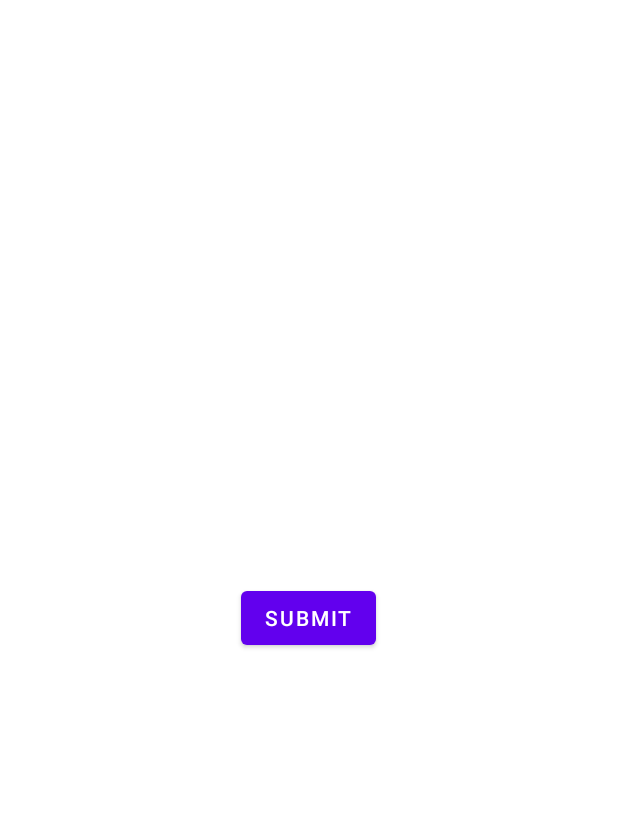
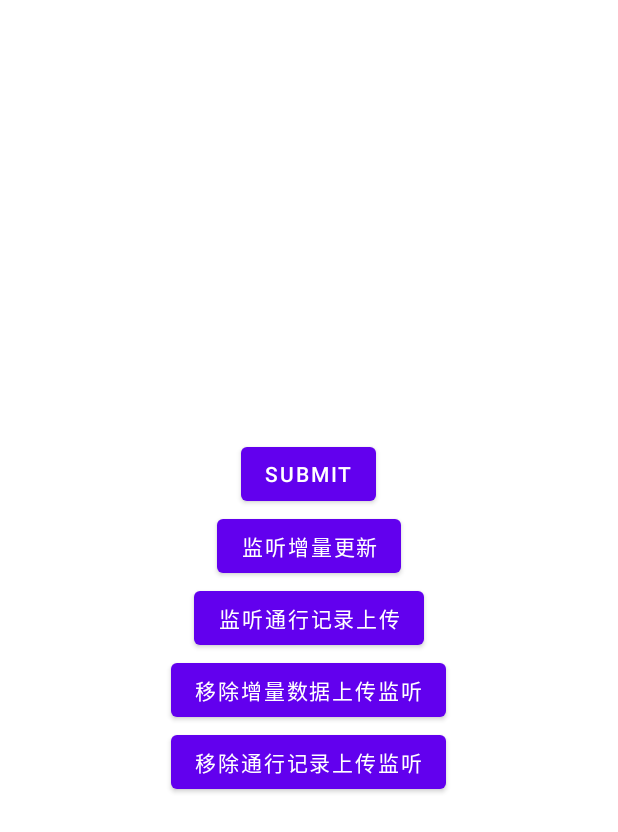
Before and after one commit to DeveloperLinus/common-utils-master, an Android app: the layout act_main.xml on its own in the app's theme, with its tools: preview values and no code run, on a phone screen of 412 x 824 dp. Shown: the top 832 px of the screen. Run offline under Robolectric (Android 15) with nearby library versions, the phone set to English and light mode, and no system bars.

Commit message:
观察者模式demo

```diff
--- a/app/src/main/AndroidManifest.xml
+++ b/app/src/main/AndroidManifest.xml
@@ -3,6 +3,7 @@
     package="com.linus.common">
 
     <application
+        android:name=".MyApplication"
         android:allowBackup="true"
         android:icon="@mipmap/ic_launcher"
         android:label="@string/app_name"
--- a/app/src/main/res/layout/act_main.xml
+++ b/app/src/main/res/layout/act_main.xml
@@ -1,14 +1,40 @@
 <?xml version="1.0" encoding="utf-8"?>
 <layout xmlns:android="http://schemas.android.com/apk/res/android">
+
     <LinearLayout
         android:layout_width="match_parent"
         android:layout_height="match_parent"
-        android:orientation="vertical"
-        android:gravity="center">
+        android:gravity="center"
+        android:orientation="vertical">
+
         <Button
             android:id="@+id/btn_submit"
             android:layout_width="wrap_content"
             android:layout_height="wrap_content"
-            android:text="submit"/>
+            android:text="submit" />
+
+        <Button
+            android:id="@+id/btn_increment_up_data"
+            android:layout_width="wrap_content"
+            android:layout_height="wrap_content"
+            android:text="监听增量更新" />
+
+        <Button
+            android:id="@+id/btn_record_up_data"
+            android:layout_width="wrap_content"
+            android:layout_height="wrap_content"
+            android:text="监听通行记录上传" />
+
+        <Button
+            android:id="@+id/btn_remove_increment_up"
+            android:layout_width="wrap_content"
+            android:layout_height="wrap_content"
+            android:text="移除增量数据上传监听" />
+
+        <Button
+            android:id="@+id/btn_remove_record_up"
+            android:layout_width="wrap_content"
+            android:layout_height="wrap_content"
+            android:text="移除通行记录上传监听" />
     </LinearLayout>
 </layout>
--- a/build.gradle
+++ b/build.gradle
@@ -2,6 +2,8 @@
 buildscript {
     ext.kotlin_version = "1.3.72"
     repositories {
+        maven { url 'http://maven.aliyun.com/nexus/content/groups/public/' }
+        jcenter { url 'http://maven.aliyun.com/nexus/content/repositories/jcenter' }
         google()
         jcenter()
     }
@@ -16,6 +18,8 @@ buildscript {
 
 allprojects {
     repositories {
+        maven { url 'http://maven.aliyun.com/nexus/content/groups/public/' }
+        jcenter { url 'http://maven.aliyun.com/nexus/content/repositories/jcenter' }
         google()
         jcenter()
     }
--- a/commonLib/build.gradle
+++ b/commonLib/build.gradle
@@ -41,4 +41,6 @@ dependencies {
     testImplementation 'junit:junit:4.+'
     androidTestImplementation 'androidx.test.ext:junit:1.1.1'
     androidTestImplementation 'androidx.test.espresso:espresso-core:3.2.0'
+    testImplementation 'io.reactivex.rxjava2:rxjava:2.1.0'
+    testImplementation 'io.reactivex.rxjava2:rxandroid:2.0.1'
 }
```
Also changed, not shown: app/src/main/java/com/linus/common/MyApplication.kt (added, +12 -0 lines), app/src/main/java/com/linus/common/ui/MainActivity.kt (+15 -0 lines), commonLib/src/main/java/com/linus/commonlib/schedule/ISchedule.kt (added, +20 -0 lines), commonLib/src/main/java/com/linus/commonlib/schedule/IncrementUpDataSchedule.kt (added, +34 -0 lines), commonLib/src/main/java/com/linus/commonlib/schedule/RecordUpDataSchedule.kt (added, +34 -0 lines), commonLib/src/main/java/com/linus/commonlib/schedule/Schedule.kt (added, +76 -0 lines), commonLib/src/main/java/com/linus/commonlib/schedule/ScheduleObserver.kt (added, +9 -0 lines).
